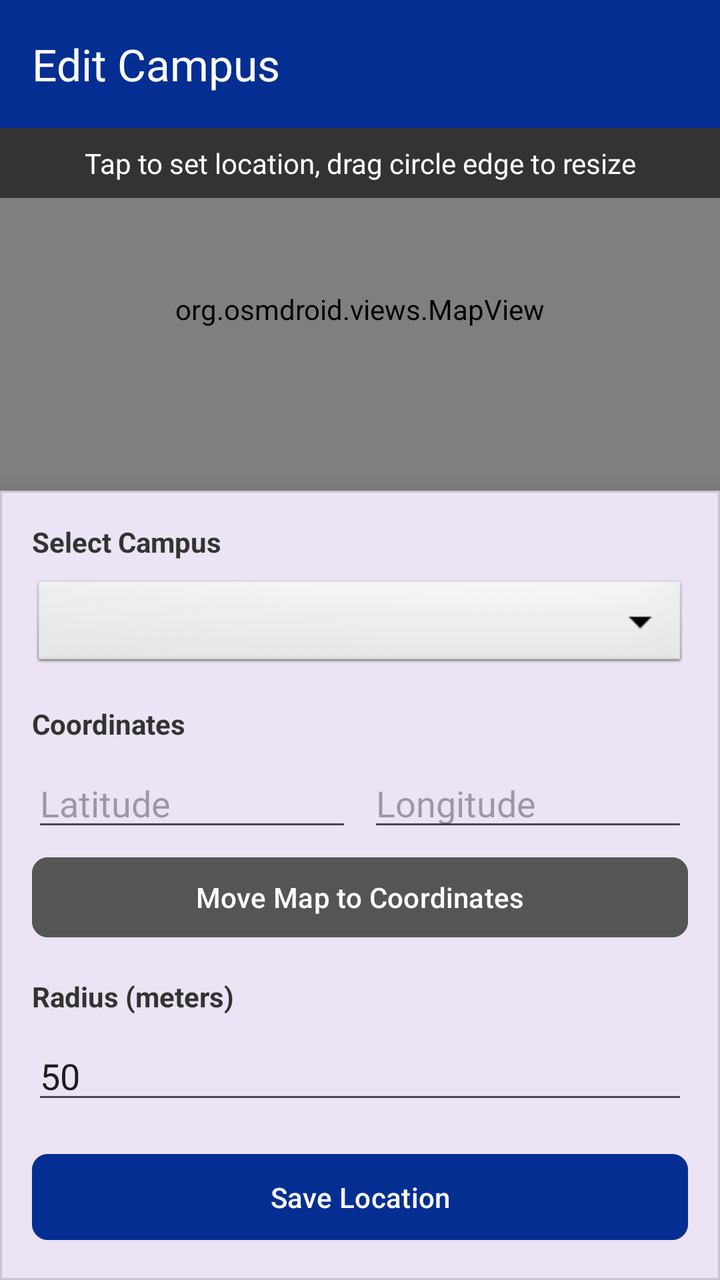
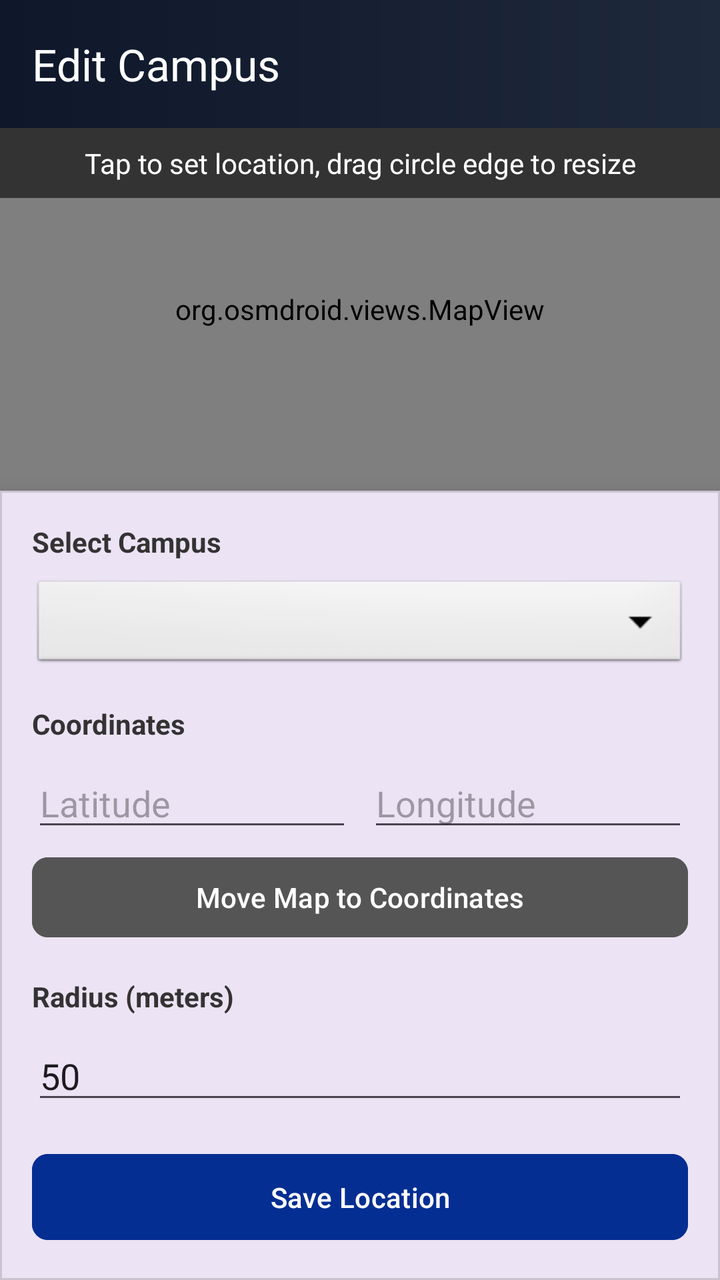

Screens rendered from an Android XML layout before and after an edit, with the pre-edit source and the edit as a unified diff.
<!-- AndroidManifest.xml: application theme Theme.DigitalPass -->
<!-- res/layout/activity_edit_campus.xml -->
<?xml version="1.0" encoding="utf-8"?>
<androidx.coordinatorlayout.widget.CoordinatorLayout xmlns:android="http://schemas.android.com/apk/res/android"
    xmlns:app="http://schemas.android.com/apk/res-auto"
    android:layout_width="match_parent"
    android:layout_height="match_parent"
    android:background="#F5F5F5">

    <com.google.android.material.appbar.AppBarLayout
        android:layout_width="match_parent"
        android:layout_height="wrap_content"
        android:background="#052E92"
        android:theme="@style/ThemeOverlay.AppCompat.Dark.ActionBar">

        <com.google.android.material.appbar.MaterialToolbar
            android:id="@+id/toolbar"
            android:layout_width="match_parent"
            android:layout_height="?attr/actionBarSize"
            app:title="Edit Campus"
            app:titleTextColor="#FFFFFF" />
    </com.google.android.material.appbar.AppBarLayout>

    <RelativeLayout
        android:layout_width="match_parent"
        android:layout_height="match_parent"
        app:layout_behavior="@string/appbar_scrolling_view_behavior">

        
        <org.osmdroid.views.MapView
            android:id="@+id/mapView"
            android:layout_width="match_parent"
            android:layout_height="match_parent"
            android:layout_above="@id/bottomSheet" />

        
        <TextView
            android:layout_width="match_parent"
            android:layout_height="wrap_content"
            android:background="#99000000"
            android:padding="8dp"
            android:text="Tap to set location, drag circle edge to resize"
            android:textAlignment="center"
            android:textColor="#FFFFFF"
            android:textSize="14sp" />

        
        <com.google.android.material.card.MaterialCardView
            android:id="@+id/bottomSheet"
            android:layout_width="match_parent"
            android:layout_height="wrap_content"
            android:layout_alignParentBottom="true"
            app:cardElevation="8dp"
            app:cardCornerRadius="0dp">

            <LinearLayout
                android:layout_width="match_parent"
                android:layout_height="wrap_content"
                android:orientation="vertical"
                android:padding="16dp">

                <TextView
                    android:layout_width="wrap_content"
                    android:layout_height="wrap_content"
                    android:text="Select Campus"
                    android:textColor="#333333"
                    android:textSize="14sp"
                    android:textStyle="bold" />

                <Spinner
                    android:id="@+id/campusSpinner"
                    android:layout_width="match_parent"
                    android:layout_height="48dp"
                    android:layout_marginTop="8dp"
                    android:background="@android:drawable/btn_dropdown" />

                <EditText
                    android:id="@+id/newCampusEditText"
                    android:layout_width="match_parent"
                    android:layout_height="wrap_content"
                    android:layout_marginTop="8dp"
                    android:hint="Enter New Campus Name"
                    android:inputType="text"
                    android:visibility="gone" />

                <TextView
                    android:layout_width="wrap_content"
                    android:layout_height="wrap_content"
                    android:layout_marginTop="16dp"
                    android:text="Coordinates"
                    android:textColor="#333333"
                    android:textSize="14sp"
                    android:textStyle="bold" />

                <LinearLayout
                    android:layout_width="match_parent"
                    android:layout_height="wrap_content"
                    android:orientation="horizontal"
                    android:layout_marginTop="8dp">

                    <EditText
                        android:id="@+id/latEditText"
                        android:layout_width="0dp"
                        android:layout_height="wrap_content"
                        android:layout_weight="1"
                        android:hint="Latitude"
                        android:inputType="numberDecimal|numberSigned" />

                    <EditText
                        android:id="@+id/lonEditText"
                        android:layout_width="0dp"
                        android:layout_height="wrap_content"
                        android:layout_weight="1"
                        android:layout_marginStart="8dp"
                        android:hint="Longitude"
                        android:inputType="numberDecimal|numberSigned" />
                </LinearLayout>

                <com.google.android.material.button.MaterialButton
                    android:id="@+id/moveMapButton"
                    android:layout_width="match_parent"
                    android:layout_height="wrap_content"
                    android:layout_marginTop="4dp"
                    android:text="Move Map to Coordinates"
                    android:textAllCaps="false"
                    android:backgroundTint="#555555"
                    app:cornerRadius="8dp" />

                <TextView
                    android:layout_width="wrap_content"
                    android:layout_height="wrap_content"
                    android:layout_marginTop="16dp"
                    android:text="Radius (meters)"
                    android:textColor="#333333"
                    android:textSize="14sp"
                    android:textStyle="bold" />

                <EditText
                    android:id="@+id/radiusEditText"
                    android:layout_width="match_parent"
                    android:layout_height="wrap_content"
                    android:layout_marginTop="8dp"
                    android:hint="e.g. 50"
                    android:inputType="numberDecimal"
                    android:text="50" />

                <com.google.android.material.button.MaterialButton
                    android:id="@+id/saveButton"
                    android:layout_width="match_parent"
                    android:layout_height="wrap_content"
                    android:layout_marginTop="16dp"
                    android:backgroundTint="#052E92"
                    android:padding="12dp"
                    android:text="Save Location"
                    android:textAllCaps="false"
                    app:cornerRadius="8dp" />

            </LinearLayout>
        </com.google.android.material.card.MaterialCardView>
        
        <com.example.digitalpass.CustomProgressBar
            android:id="@+id/customProgressBar"
            android:layout_width="200dp"
            android:layout_height="200dp"
            android:layout_centerInParent="true"
            android:visibility="gone" />

    </RelativeLayout>
</androidx.coordinatorlayout.widget.CoordinatorLayout>
<!-- resources referenced by this layout -->
<resources>
  <style name="Theme.DigitalPass" parent="Base.Theme.DigitalPass" />
  <style name="Base.Theme.DigitalPass" parent="Theme.Material3.Light.NoActionBar">
          
          
      </style>
</resources>

<!-- the commit's change to res/layout/activity_edit_campus.xml (unified diff, before → after) -->
@@ -8,13 +8,14 @@
     <com.google.android.material.appbar.AppBarLayout
         android:layout_width="match_parent"
         android:layout_height="wrap_content"
-        android:background="#052E92"
+        android:background="#00000000"
         android:theme="@style/ThemeOverlay.AppCompat.Dark.ActionBar">
 
         <com.google.android.material.appbar.MaterialToolbar
             android:id="@+id/toolbar"
             android:layout_width="match_parent"
             android:layout_height="?attr/actionBarSize"
+            android:background="@drawable/appbar_gradient_bg"
             app:title="Edit Campus"
             app:titleTextColor="#FFFFFF" />
     </com.google.android.material.appbar.AppBarLayout>
<!-- resource entries referenced after the edit -->
@@ -1,5 +1,15 @@
 <!-- resources referenced by this layout -->
 <resources>
+  <!-- drawable appbar_gradient_bg (drawable) -->
+  <?xml version="1.0" encoding="utf-8"?>
+  <shape xmlns:android="http://schemas.android.com/apk/res/android"
+      android:shape="rectangle">
+      <gradient
+          android:startColor="#0F172A"
+          android:endColor="#1E293B"
+          android:angle="0"
+          android:type="linear" />
+  </shape>
   <style name="Theme.DigitalPass" parent="Base.Theme.DigitalPass" />
   <style name="Base.Theme.DigitalPass" parent="Theme.Material3.Light.NoActionBar">
           
